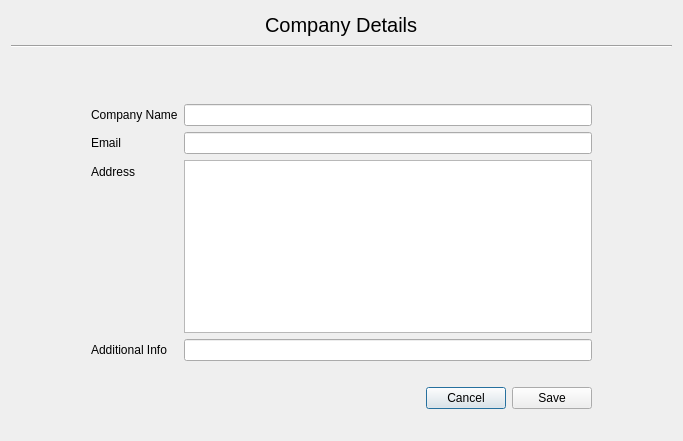
This is ownercompanydetailsgetter.ui in Gadheyan/DigiBill as Qt 5 draws it before an edit. The edited form follows.
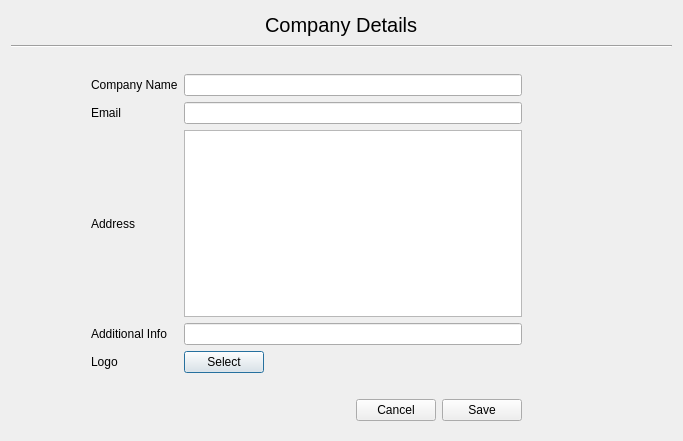
This is the edited form. Icons and pictures are not drawn.

Commit message: added email validation in owner details gettter

The edit to the form file:
```diff
--- a/ownercompanydetailsgetter.ui
+++ b/ownercompanydetailsgetter.ui
@@ -88,15 +88,12 @@
       </layout>
      </item>
      <item>
-      <layout class="QFormLayout" name="formLayout">
-       <property name="sizeConstraint">
-        <enum>QLayout::SetDefaultConstraint</enum>
-       </property>
+      <layout class="QGridLayout" name="gridLayout">
        <property name="leftMargin">
         <number>80</number>
        </property>
        <property name="topMargin">
-        <number>50</number>
+        <number>20</number>
        </property>
        <property name="rightMargin">
         <number>80</number>
@@ -104,6 +101,22 @@
        <property name="bottomMargin">
         <number>20</number>
        </property>
+       <item row="1" column="1">
+        <widget class="QLineEdit" name="email"/>
+       </item>
+       <item row="4" column="1">
+        <widget class="QPushButton" name="pushButton_3">
+         <property name="sizePolicy">
+          <sizepolicy hsizetype="Fixed" vsizetype="Fixed">
+           <horstretch>0</horstretch>
+           <verstretch>0</verstretch>
+          </sizepolicy>
+         </property>
+         <property name="text">
+          <string>Select</string>
+         </property>
+        </widget>
+       </item>
        <item row="0" column="0">
         <widget class="QLabel" name="label_2">
          <property name="text">
@@ -111,6 +124,33 @@
          </property>
         </widget>
        </item>
+       <item row="3" column="1">
+        <widget class="QLineEdit" name="additional_info"/>
+       </item>
+       <item row="2" column="1">
+        <widget class="QTextEdit" name="address"/>
+       </item>
+       <item row="4" column="0">
+        <widget class="QLabel" name="label_6">
+         <property name="text">
+          <string>Logo</string>
+         </property>
+        </widget>
+       </item>
+       <item row="3" column="0">
+        <widget class="QLabel" name="label_5">
+         <property name="text">
+          <string>Additional Info</string>
+         </property>
+        </widget>
+       </item>
+       <item row="1" column="0">
+        <widget class="QLabel" name="label_4">
+         <property name="text">
+          <string>Email</string>
+         </property>
+        </widget>
+       </item>
        <item row="0" column="1">
         <widget class="QLineEdit" name="company_name">
          <property name="enabled">
@@ -118,16 +158,25 @@
          </property>
         </widget>
        </item>
-       <item row="1" column="0">
-        <widget class="QLabel" name="label_4">
+       <item row="1" column="2">
+        <widget class="QLabel" name="email_validation">
+         <property name="sizePolicy">
+          <sizepolicy hsizetype="Fixed" vsizetype="Fixed">
+           <horstretch>0</horstretch>
+           <verstretch>0</verstretch>
+          </sizepolicy>
+         </property>
+         <property name="minimumSize">
+          <size>
+           <width>64</width>
+           <height>0</height>
+          </size>
+         </property>
          <property name="text">
-          <string>Email</string>
+          <string/>
          </property>
         </widget>
        </item>
-       <item row="1" column="1">
-        <widget class="QLineEdit" name="email"/>
-       </item>
        <item row="2" column="0">
         <widget class="QLabel" name="label_3">
          <property name="text">
@@ -135,25 +184,12 @@
          </property>
         </widget>
        </item>
-       <item row="2" column="1">
-        <widget class="QTextEdit" name="address"/>
-       </item>
-       <item row="3" column="0">
-        <widget class="QLabel" name="label_5">
-         <property name="text">
-          <string>Additional Info</string>
-         </property>
-        </widget>
-       </item>
-       <item row="3" column="1">
-        <widget class="QLineEdit" name="additional_info"/>
-       </item>
       </layout>
      </item>
      <item>
       <layout class="QHBoxLayout" name="horizontalLayout_3">
        <property name="rightMargin">
-        <number>80</number>
+        <number>150</number>
        </property>
        <property name="bottomMargin">
         <number>0</number>
@@ -211,21 +247,21 @@
        </item>
       </layout>
      </item>
+     <item>
+      <spacer name="verticalSpacer">
+       <property name="orientation">
+        <enum>Qt::Vertical</enum>
+       </property>
+       <property name="sizeHint" stdset="0">
+        <size>
+         <width>17</width>
+         <height>13</height>
+        </size>
+       </property>
+      </spacer>
+     </item>
     </layout>
    </item>
-   <item>
-    <spacer name="verticalSpacer">
-     <property name="orientation">
-      <enum>Qt::Vertical</enum>
-     </property>
-     <property name="sizeHint" stdset="0">
-      <size>
-       <width>20</width>
-       <height>40</height>
-      </size>
-     </property>
-    </spacer>
-   </item>
   </layout>
  </widget>
  <resources>
```
Left out of the diff: 12 changed lines with no effect on the pictures. The commit also changes 2 other files.
